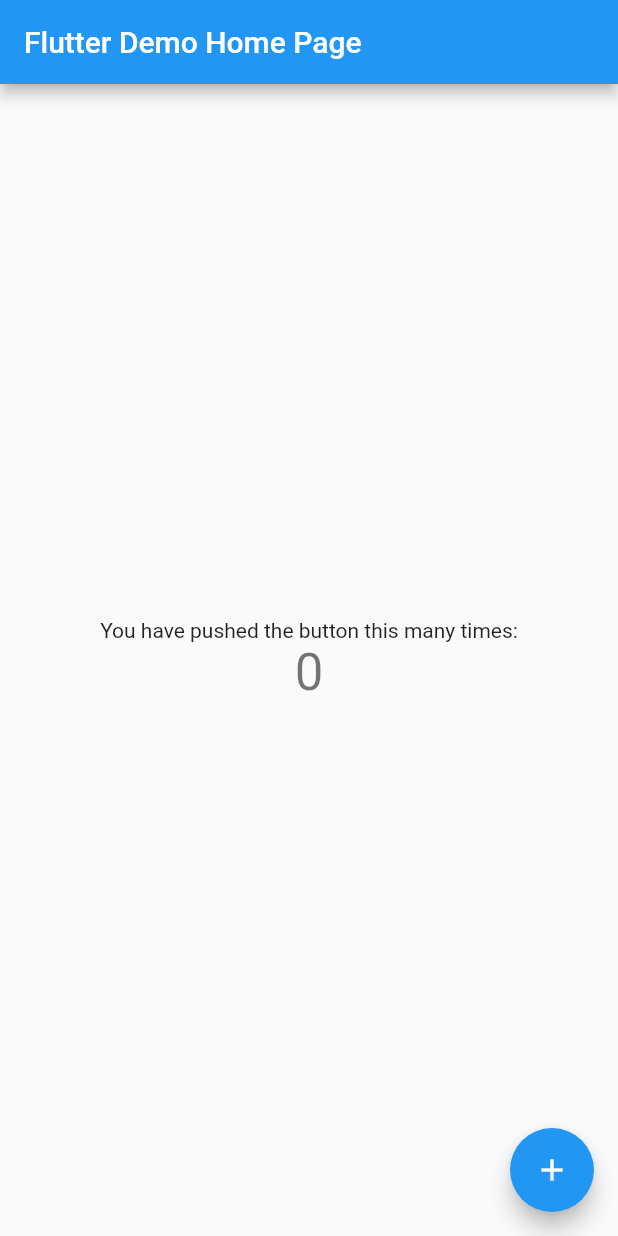
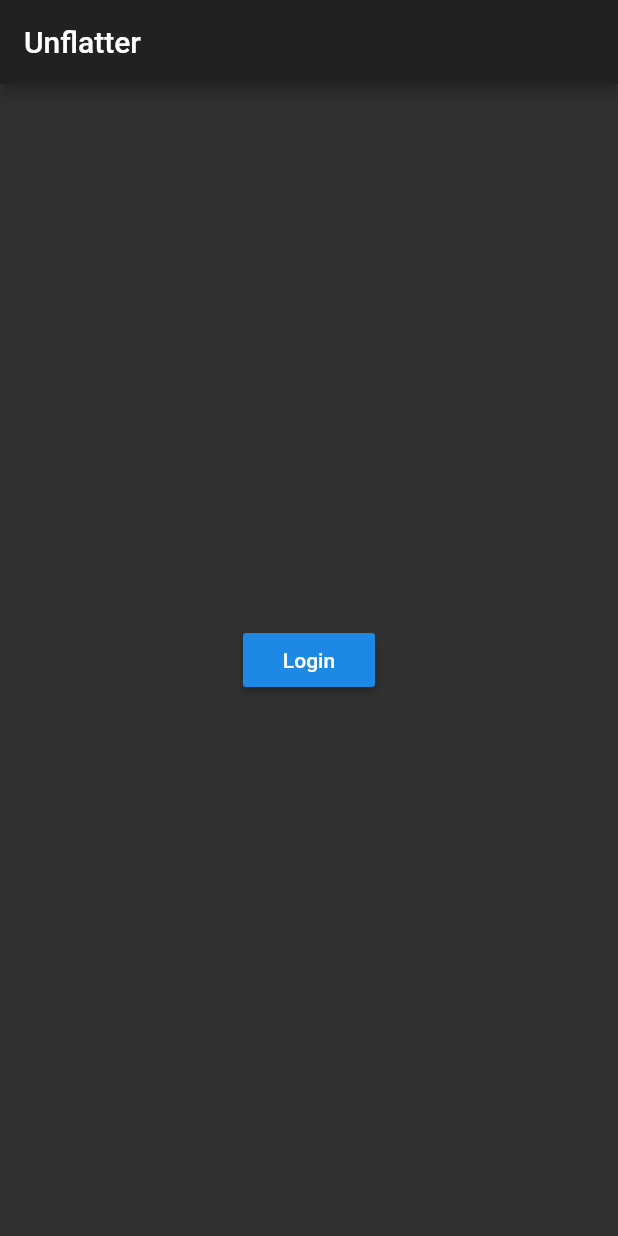
Before and after one commit to ivanYatcuba/unflutter, a Flutter app: the screen it shows after launch, on a phone screen of 412 x 824 dp. Run offline on Flutter 3.47's test engine with Material 2 defaults, Android fonts, the phone set to English and light mode, and no system bars; our stand-ins replace flutter_redux, redux, rxdart; missing offline and left inert: redux_epics.

Commit message:
Base Redux architecture with login to unsplash

```diff
--- /dev/null
+++ b/lib/login_screen.dart
@@ -0,0 +1,38 @@
+import 'package:flutter/material.dart';
+import 'package:flutter_redux/flutter_redux.dart';
+import 'package:unflutter/redux/action.dart';
+import 'package:unflutter/redux/state.dart';
+
+class LoginScreen extends StatelessWidget {
+  LoginScreen({Key key}) : super(key: key);
+
+  @override
+  Widget build(BuildContext context) {
+    return new StoreConnector<UnflatterState, LoginScreenViewModel>(
+        converter: (store) {
+      return LoginScreenViewModel(
+          state: store.state,
+          onLoginButtonPressed: () {
+            store.dispatch(TryLoginAction());
+          });
+    }, builder: (BuildContext context, LoginScreenViewModel vm) {
+      if (vm.state.loginState.isUserLoggedIn()) {
+        return Text("ff");
+      } else {
+        return Center(
+          child: RaisedButton(
+            onPressed: vm.onLoginButtonPressed,
+            child: Text("Login"),
+          ),
+        );
+      }
+    });
+  }
+}
+
+class LoginScreenViewModel {
+  final UnflatterState state;
+  final void Function() onLoginButtonPressed;
+
+  LoginScreenViewModel({this.state, this.onLoginButtonPressed});
+}
--- a/lib/main.dart
+++ b/lib/main.dart
@@ -1,111 +1,36 @@
 import 'package:flutter/material.dart';
+import 'package:flutter_redux/flutter_redux.dart';
+import 'package:redux/redux.dart';
+import 'package:unflutter/login_screen.dart';
+import 'package:unflutter/redux/state.dart';
+import 'package:unflutter/redux/store.dart';
 
-void main() => runApp(MyApp());
+void main() {
+  runApp(new UnflatterApp(
+    title: 'Unflatter',
+    store: unflatterStore,
+  ));
+}
 
-class MyApp extends StatelessWidget {
-  // This widget is the root of your application.
+class UnflatterApp extends StatelessWidget {
+  final Store<UnflatterState> store;
+  final String title;
+
+  UnflatterApp({Key key, this.store, this.title}) : super(key: key);
+
   @override
   Widget build(BuildContext context) {
-    return MaterialApp(
-      title: 'Flutter Demo',
-      theme: ThemeData(
-        // This is the theme of your application.
-        //
-        // Try running your application with "flutter run". You'll see the
-        // application has a blue toolbar. Then, without quitting the app, try
-        // changing the primarySwatch below to Colors.green and then invoke
-        // "hot reload" (press "r" in the console where you ran "flutter run",
-        // or simply save your changes to "hot reload" in a Flutter IDE).
-        // Notice that the counter didn't reset back to zero; the application
-        // is not restarted.
-        primarySwatch: Colors.blue,
+    return new StoreProvider<UnflatterState>(
+      store: store,
+      child: new MaterialApp(
+        theme: new ThemeData.dark(),
+        title: title,
+        home: new Scaffold(
+            appBar: new AppBar(
+              title: new Text(title),
+            ),
+            body: LoginScreen()),
       ),
-      home: MyHomePage(title: 'Flutter Demo Home Page'),
     );
   }
 }
-
-class MyHomePage extends StatefulWidget {
-  MyHomePage({Key key, this.title}) : super(key: key);
-
-  // This widget is the home page of your application. It is stateful, meaning
-  // that it has a State object (defined below) that contains fields that affect
-  // how it looks.
-
-  // This class is the configuration for the state. It holds the values (in this
-  // case the title) provided by the parent (in this case the App widget) and
-  // used by the build method of the State. Fields in a Widget subclass are
-  // always marked "final".
-
-  final String title;
-
-  @override
-  _MyHomePageState createState() => _MyHomePageState();
-}
-
-class _MyHomePageState extends State<MyHomePage> {
-  int _counter = 0;
-
-  void _incrementCounter() {
-    setState(() {
-      // This call to setState tells the Flutter framework that something has
-      // changed in this State, which causes it to rerun the build method below
-      // so that the display can reflect the updated values. If we changed
-      // _counter without calling setState(), then the build method would not be
-      // called again, and so nothing would appear to happen.
-      _counter++;
-    });
-  }
-
-  @override
-  Widget build(BuildContext context) {
-    // This method is rerun every time setState is called, for instance as done
-    // by the _incrementCounter method above.
-    //
-    // The Flutter framework has been optimized to make rerunning build methods
-    // fast, so that you can just rebuild anything that needs updating rather
-    // than having to individually change instances of widgets.
-    return Scaffold(
-      appBar: AppBar(
-        // Here we take the value from the MyHomePage object that was created by
-        // the App.build method, and use it to set our appbar title.
-        title: Text(widget.title),
-      ),
-      body: Center(
-        // Center is a layout widget. It takes a single child and positions it
-        // in the middle of the parent.
-        child: Column(
-          // Column is also layout widget. It takes a list of children and
-          // arranges them vertically. By default, it sizes itself to fit its
-          // children horizontally, and tries to be as tall as its parent.
-          //
-          // Invoke "debug painting" (press "p" in the console, choose the
-          // "Toggle Debug Paint" action from the Flutter Inspector in Android
-          // Studio, or the "Toggle Debug Paint" command in Visual Studio Code)
-          // to see the wireframe for each widget.
-          //
-          // Column has various properties to control how it sizes itself and
-          // how it positions its children. Here we use mainAxisAlignment to
-          // center the children vertically; the main axis here is the vertical
-          // axis because Columns are vertical (the cross axis would be
-          // horizontal).
-          mainAxisAlignment: MainAxisAlignment.center,
-          children: <Widget>[
-            Text(
-              'You have pushed the button this many times:',
-            ),
-            Text(
-              '$_counter',
-              style: Theme.of(context).textTheme.display1,
-            ),
-          ],
-        ),
-      ),
-      floatingActionButton: FloatingActionButton(
-        onPressed: _incrementCounter,
-        tooltip: 'Increment',
-        child: Icon(Icons.add),
-      ), // This trailing comma makes auto-formatting nicer for build methods.
-    );
-  }
-}
--- /dev/null
+++ b/lib/redux/action.dart
@@ -0,0 +1,12 @@
+import 'package:unflutter/auth/token.dart';
+
+/// Base class for unsplash app action
+abstract class UnFlatterAction {}
+
+class TryLoginAction extends UnFlatterAction {}
+
+class LoginSucessActionAction extends UnFlatterAction {
+  Token token;
+
+  LoginSucessActionAction({this.token});
+}
--- /dev/null
+++ b/lib/redux/state.dart
@@ -0,0 +1,21 @@
+import 'package:unflutter/auth/token.dart';
+
+class UnflatterState {
+  LoginState loginState;
+
+  UnflatterState({this.loginState});
+
+  static UnflatterState initial() {
+    return UnflatterState(loginState: LoginState(token: null));
+  }
+}
+
+class LoginState {
+  Token token;
+
+  LoginState({this.token});
+
+  bool isUserLoggedIn() {
+    return token != null;
+  }
+}
```
Also changed, not shown: lib/auth/auth_code_information.dart (added, +26 -0 lines), lib/auth/flutter_auth.dart (added, +83 -0 lines), lib/auth/model/config.dart (added, +25 -0 lines), lib/auth/oauth.dart (added, +57 -0 lines), lib/auth/oauth_token.dart (added, +25 -0 lines), lib/auth/token.dart (added, +34 -0 lines), lib/redux/middleware.dart (added, +30 -0 lines), lib/redux/reducer.dart (added, +10 -0 lines), lib/redux/store.dart (added, +11 -0 lines), pubspec.yaml (+7 -1 lines).
